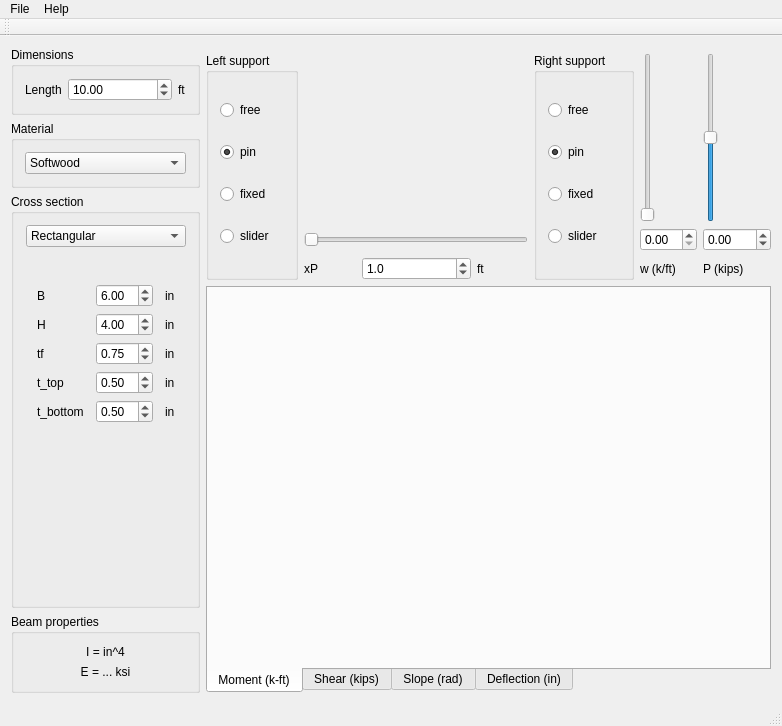
Qt form mainwindow.ui (pmackenz/SimpleBeam) before a commit.
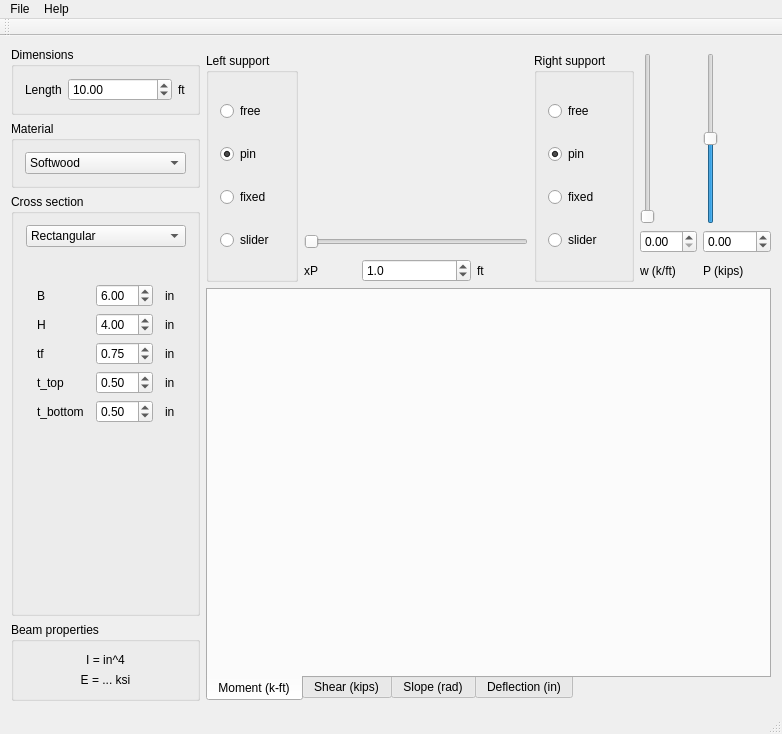
The same form after that commit. The open tabs and pages were chosen to show the change. Icons and pictures are not drawn. Custom widgets are drawn as their Qt base class.

Diff of the .ui file:
```diff
--- a/mainwindow.ui
+++ b/mainwindow.ui
@@ -7,7 +7,7 @@
     <x>0</x>
     <y>0</y>
     <width>782</width>
-    <height>726</height>
+    <height>734</height>
    </rect>
   </property>
   <property name="windowTitle">
```
Left out of the diff: 12 changed lines with no effect on the pictures.
